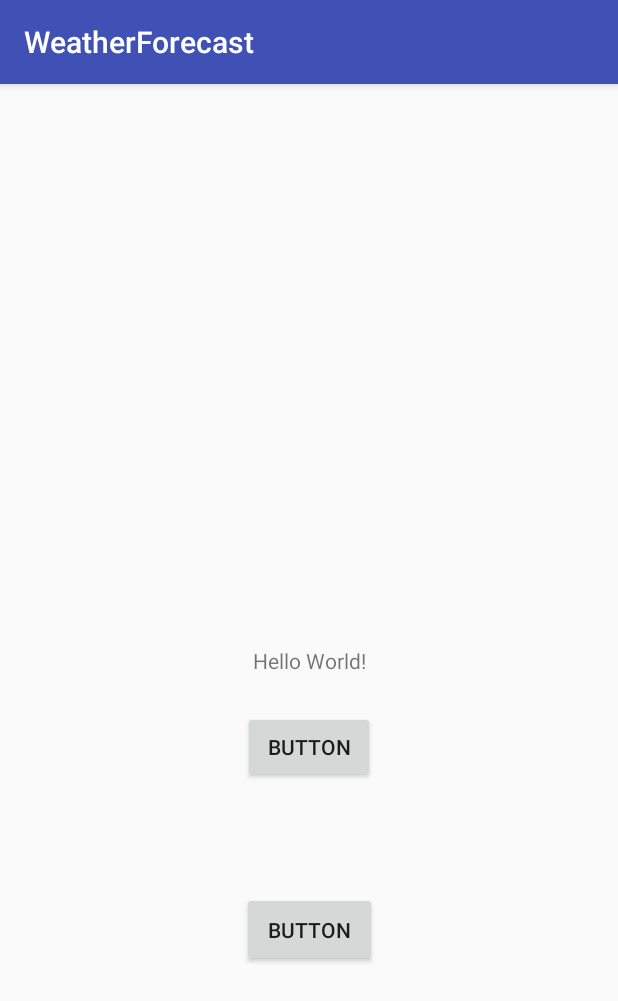
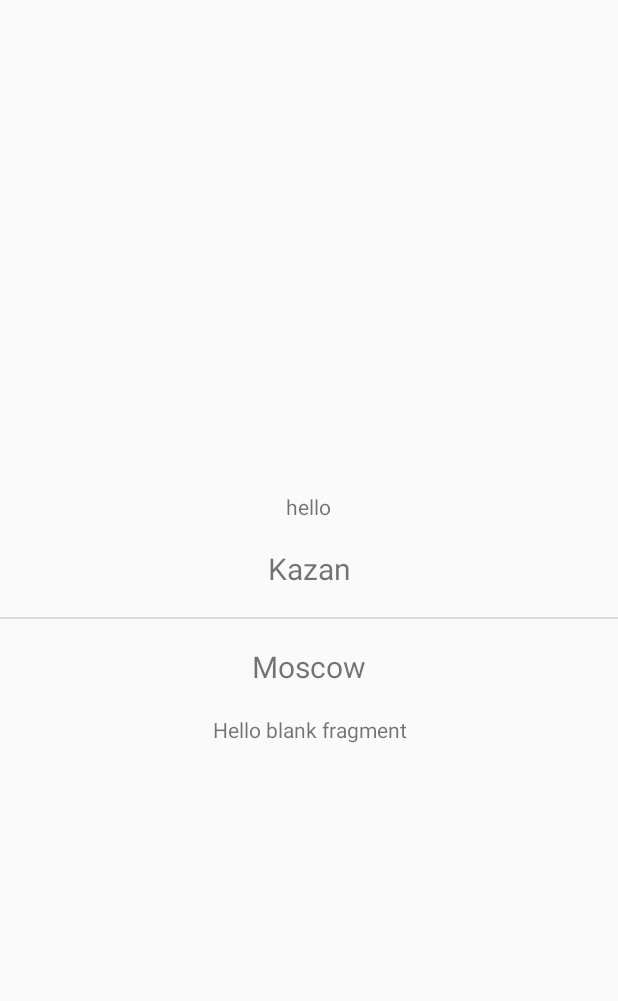
Before and after one commit to ArtiomCX75/WeatherForecast, an Android app: the screen it shows after launch (MainActivity), on a phone screen of 412 x 824 dp. Shown: the top 1001 px of the screen. Run offline under Robolectric (Android 15) with nearby library versions, the phone set to English and light mode, and no system bars.

Commit message:
Fragment structure
added fragment structure
moved NetworkHelper to WeatherInfoHelper

```diff
--- a/app/build.gradle
+++ b/app/build.gradle
@@ -2,7 +2,7 @@ apply plugin: 'com.android.application'
 
 android {
     compileSdkVersion 23
-    buildToolsVersion '24.0.0 rc4'
+    buildToolsVersion '24.0.0'
     defaultConfig {
         applicationId "com.faa1192.weatherforecast"
         minSdkVersion 16
@@ -23,6 +23,8 @@ dependencies {
     compile fileTree(include: ['*.jar'], dir: 'libs')
     compile 'com.android.support:appcompat-v7:23.4.0'
     compile 'com.android.support.constraint:constraint-layout:1.0.0-alpha2'
+    compile 'com.google.code.gson:gson:2.4'
+    compile 'com.android.support:support-v4:23.4.0'
     testCompile 'junit:junit:4.12'
     androidTestCompile 'com.android.support.test.espresso:espresso-core:2.2.2'
     androidTestCompile 'com.android.support.test:runner:0.5'
--- /dev/null
+++ b/app/src/main/java/com/faa1192/weatherforecast/CitiesListFragment.java
@@ -0,0 +1,53 @@
+package com.faa1192.weatherforecast;
+
+
+import android.os.Bundle;
+import android.support.annotation.Nullable;
+import android.support.v4.app.Fragment;
+import android.support.v4.app.ListFragment;
+import android.view.LayoutInflater;
+import android.view.View;
+import android.view.ViewGroup;
+import android.widget.ArrayAdapter;
+import android.widget.ListView;
+import android.widget.Toast;
+
+
+/**
+ * A simple {@link Fragment} subclass.
+ */
+public class CitiesListFragment extends ListFragment {
+
+
+    public CitiesListFragment() {
+        // Required empty public constructor
+    }
+
+
+    @Override
+    public View onCreateView(LayoutInflater inflater, ViewGroup container,
+                             Bundle savedInstanceState) {
+        // Inflate the layout for this fragment
+
+        return inflater.inflate(R.layout.fragment_cities_list, container, false);
+    }
+
+    @Override
+    public void onActivityCreated(@Nullable Bundle savedInstanceState) {
+        super.onActivityCreated(savedInstanceState);
+        ArrayAdapter la = new ArrayAdapter<City>(getActivity(), R.layout.custom_list1, City.citiesList);
+        ListView lv = getListView();
+        lv.setAdapter(la);
+       // setListAdapter(la);
+    }
+
+    @Override
+    public void onListItemClick(ListView l, View v, int position, long id) {
+        super.onListItemClick(l, v, position, id);
+        City selectedCity  = (City) l.getItemAtPosition((int) id);
+        //((TextView) v.findViewById((int)id)).getText().toString()
+        Toast.makeText(getActivity(), selectedCity.name, Toast.LENGTH_SHORT).show();
+        WeatherInfo f = (WeatherInfo) getFragmentManager().findFragmentById(R.id.fragment2);
+        f.showWeather(selectedCity);
+    }
+}
--- /dev/null
+++ b/app/src/main/java/com/faa1192/weatherforecast/City.java
@@ -0,0 +1,32 @@
+package com.faa1192.weatherforecast;
+
+import java.util.ArrayList;
+
+/**
+ * Created by faa11 on 21.06.2016.
+ */
+
+public class City {
+    public String name = "";
+    public int id = -1;
+    public static ArrayList<City> citiesList = new ArrayList<>();
+    static{
+        citiesList.add(new City("Kazan", 551487));
+        citiesList.add(new City("Moscow", 524901));
+    }
+    public City(){
+
+    }
+
+    public City(String name, int id){
+        this.name = name;
+        this.id = id;
+    }
+
+    @Override
+    public String toString() {
+        return name;
+    }
+
+
+}
--- a/app/src/main/java/com/faa1192/weatherforecast/MainActivity.java
+++ b/app/src/main/java/com/faa1192/weatherforecast/MainActivity.java
@@ -1,28 +1,33 @@
 package com.faa1192.weatherforecast;
 
 import android.os.Bundle;
-import android.support.v7.app.AppCompatActivity;
+import android.support.v4.app.FragmentActivity;
 import android.view.View;
 import android.widget.TextView;
 
-public class MainActivity extends AppCompatActivity {
+public class MainActivity extends FragmentActivity {
 public String text;
     @Override
     protected void onCreate(Bundle savedInstanceState) {
         super.onCreate(savedInstanceState);
-        setContentView(R.layout.activity_main);
-        NetworkHelper nh = new NetworkHelper();
-        nh.act = this;
-        nh.execute();
+        setContentView(R.layout.main_container);
+
+     //   NetworkHelper nh = new NetworkHelper();
+     //   nh.act = this;
+      //  nh.execute();
+       // ListAdapter la = new ArrayAdapter<City>(this, android.R.layout.simple_list_item_1, City.citiesList);
+   //     ListView lv = getListView();
+      //  lv.setAdapter(la);
+
     }
 
     public void updateText(View v){
         ((TextView) findViewById(R.id.hello)).setText(text);
     }
 
-    public void updateData(View view) {
+  /*  public void updateData(View view) {
         NetworkHelper nh = new NetworkHelper();
         nh.act = this;
         nh.execute();
-    }
+    }*/
 }
--- a/app/src/main/java/com/faa1192/weatherforecast/NetworkHelper.java
+++ /dev/null
@@ -1,38 +0,0 @@
-package com.faa1192.weatherforecast;
-
-import android.os.AsyncTask;
-import android.util.Log;
-
-import java.io.InputStream;
-import java.net.HttpURLConnection;
-import java.net.URL;
-
-/**
- * Created by faa11 on 19.06.2016.
- */
-
-public class NetworkHelper extends AsyncTask<Void, Void, Void> {
-    String res = "ololo";
-    public MainActivity act;
-
-
-    @Override
-    protected Void doInBackground(Void... voids) {
-        String strUrl = "http://api.openweathermap.org/data/2.5/weather?id=551487&appid=5fa682315be7b0b6b329bca80a9bbf08&lang=en&units=metric";
-        try {
-            URL u1 = new URL(strUrl);
-            HttpURLConnection con = (HttpURLConnection) u1.openConnection();
-            InputStream is =  con.getInputStream();
-            byte b[] = new byte[500];
-            is.read(b);
-            for(int i = 0 ; i<b.length;i++) {
-                res += (char) b[i];
-            }
-            act.text = res;
-        }
-        catch (Exception e){
-            Log.e("my", e.toString());
-        }
-        return null;
-    }
-}
--- a/app/src/main/res/layout/activity_main.xml
+++ b/app/src/main/res/layout/activity_main.xml
@@ -1,45 +1,37 @@
 <?xml version="1.0" encoding="utf-8"?>
-<android.support.constraint.ConstraintLayout xmlns:android="http://schemas.android.com/apk/res/android"
+<LinearLayout xmlns:android="http://schemas.android.com/apk/res/android"
+    android:orientation="vertical"
     xmlns:app="http://schemas.android.com/apk/res-auto"
     xmlns:tools="http://schemas.android.com/tools"
     android:id="@+id/activity_main"
     android:layout_width="match_parent"
     android:layout_height="match_parent"
-    tools:context="com.faa1192.weatherforecast.MainActivity">
+    tools:context="com.faa1192.weatherforecast.MainActivity"
+    android:gravity="center">
 
     <TextView
         android:id="@+id/hello"
         android:layout_width="wrap_content"
         android:layout_height="wrap_content"
         android:text="Hello World!"
-        app:layout_constraintLeft_toLeftOf="@+id/activity_main"
-        app:layout_constraintTop_toTopOf="@+id/activity_main"
-        android:layout_marginTop="16dp"
-        app:layout_constraintRight_toRightOf="@+id/activity_main"
-        app:layout_constraintBottom_toBottomOf="@+id/activity_main"
+
         android:layout_marginBottom="16dp" />
 
     <Button
         android:text="Button"
-        android:layout_width="90dp"
-        android:layout_height="50dp"
         android:id="@+id/button"
-        android:onClick="updateText"
-        app:layout_constraintLeft_toLeftOf="@+id/activity_main"
-        app:layout_constraintTop_toTopOf="@+id/hello"
-        app:layout_constraintRight_toRightOf="@+id/activity_main"
-        app:layout_constraintBottom_toBottomOf="@+id/activity_main"
-        android:layout_marginBottom="16dp" />
+        android:onClick="updateData"
+
+        android:layout_marginBottom="16dp"
+        android:layout_width="wrap_content"
+        android:layout_height="wrap_content" />
 
     <Button
         android:text="Button"
         android:layout_width="88dp"
         android:layout_height="48dp"
         android:id="@+id/button2"
-        app:layout_constraintLeft_toLeftOf="@+id/activity_main"
-        app:layout_constraintTop_toBottomOf="@+id/hello"
         android:layout_marginTop="24dp"
-        app:layout_constraintRight_toRightOf="@+id/activity_main"
-        android:onClick="updateData"/>
+        android:onClick="updateText"/>
 
-</android.support.constraint.ConstraintLayout>
+</LinearLayout>
--- /dev/null
+++ b/app/src/main/res/layout/custom_list1.xml
@@ -0,0 +1,9 @@
+<?xml version="1.0" encoding="utf-8"?>
+<TextView xmlns:android="http://schemas.android.com/apk/res/android"
+    android:id="@android:id/text1"
+    android:layout_height="?android:attr/listPreferredItemHeight"
+    android:layout_width="fill_parent"
+    android:textSize="20sp"
+    android:paddingLeft="6dip"
+    android:paddingRight="6dip"
+    android:gravity="center" />
--- /dev/null
+++ b/app/src/main/res/layout/fragment_cities_list.xml
@@ -0,0 +1,23 @@
+<FrameLayout xmlns:android="http://schemas.android.com/apk/res/android"
+    xmlns:tools="http://schemas.android.com/tools"
+    android:layout_width="match_parent"
+    android:layout_height="wrap_content"
+    tools:context="com.faa1192.weatherforecast.CitiesListFragment"
+    android:layout_gravity="center">
+
+
+    <ListView
+        android:id="@id/android:list"
+        android:layout_width="match_parent"
+        android:layout_height="wrap_content"
+        >
+    </ListView>
+    <TextView
+        android:id="@id/android:empty"
+        android:layout_width="match_parent"
+        android:layout_height="wrap_content"
+        android:text="empty one"
+        android:gravity="center">
+    </TextView>
+
+</FrameLayout>
--- /dev/null
+++ b/app/src/main/res/layout/fragment_weather_info.xml
@@ -0,0 +1,15 @@
+<FrameLayout xmlns:android="http://schemas.android.com/apk/res/android"
+    xmlns:tools="http://schemas.android.com/tools"
+    android:layout_width="match_parent"
+    android:layout_height="wrap_content"
+    tools:context="com.faa1192.weatherforecast.WeatherInfo">
+
+    <!-- TODO: Update blank fragment layout -->
+    <TextView
+        android:id="@+id/info"
+        android:layout_width="match_parent"
+        android:layout_height="wrap_content"
+        android:text="@string/hello_blank_fragment"
+        android:gravity="center" />
+
+</FrameLayout>
--- /dev/null
+++ b/app/src/main/res/layout/main_container.xml
@@ -0,0 +1,28 @@
+<?xml version="1.0" encoding="utf-8"?>
+<LinearLayout xmlns:android="http://schemas.android.com/apk/res/android"
+    xmlns:tools="http://schemas.android.com/tools"
+    android:orientation="vertical"
+    android:layout_width="match_parent"
+    android:layout_height="match_parent"
+    android:gravity="center">
+    <TextView
+        android:layout_width="wrap_content"
+        android:layout_height="wrap_content"
+        android:text="hello"/>
+
+    <fragment
+
+        android:layout_width="match_parent"
+        android:layout_height="wrap_content"
+        android:name="com.faa1192.weatherforecast.CitiesListFragment"
+        android:id="@+id/fragment1"
+        tools:layout="@layout/fragment_cities_list"
+        android:layout_gravity="center" />
+    <fragment
+
+        android:layout_width="match_parent"
+        android:layout_height="wrap_content"
+        android:name="com.faa1192.weatherforecast.WeatherInfo"
+        android:id="@+id/fragment2"
+        tools:layout="@layout/fragment_weather_info" />
+</LinearLayout>
--- a/app/src/main/res/values/strings.xml
+++ b/app/src/main/res/values/strings.xml
@@ -1,3 +1,6 @@
 <resources>
     <string name="app_name">WeatherForecast</string>
+
+    <!-- TODO: Remove or change this placeholder text -->
+    <string name="hello_blank_fragment">Hello blank fragment</string>
 </resources>
```
Also changed, not shown: app/src/main/java/com/faa1192/weatherforecast/WeatherInfo.java (added, +116 -0 lines).
